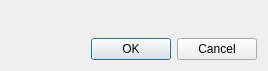
First picture: the form in Tools/Qt/TaskBatchProperties.ui, repository klapeto/elpida, before the edit.
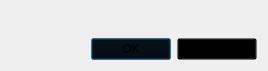
Second picture: the form after the edit. Icons and pictures are not drawn.

Diff of the .ui file:
```diff
--- a/Tools/Qt/TaskBatchProperties.ui
+++ b/Tools/Qt/TaskBatchProperties.ui
@@ -13,12 +13,18 @@
   <property name="windowTitle">
    <string>Dialog</string>
   </property>
+  <property name="styleSheet">
+   <string notr="true">background-image: url(:/BG-tile.svg)</string>
+  </property>
   <layout class="QVBoxLayout" name="verticalLayout">
    <item>
     <widget class="QWidget" name="wTaskBatchPropertiesContainer" native="true"/>
    </item>
    <item>
     <widget class="QDialogButtonBox" name="buttonBox">
+     <property name="styleSheet">
+      <string notr="true">background:transparent;</string>
+     </property>
      <property name="orientation">
       <enum>Qt::Horizontal</enum>
      </property>
```
Left out of the diff: 6 changed lines with no effect on the pictures.
